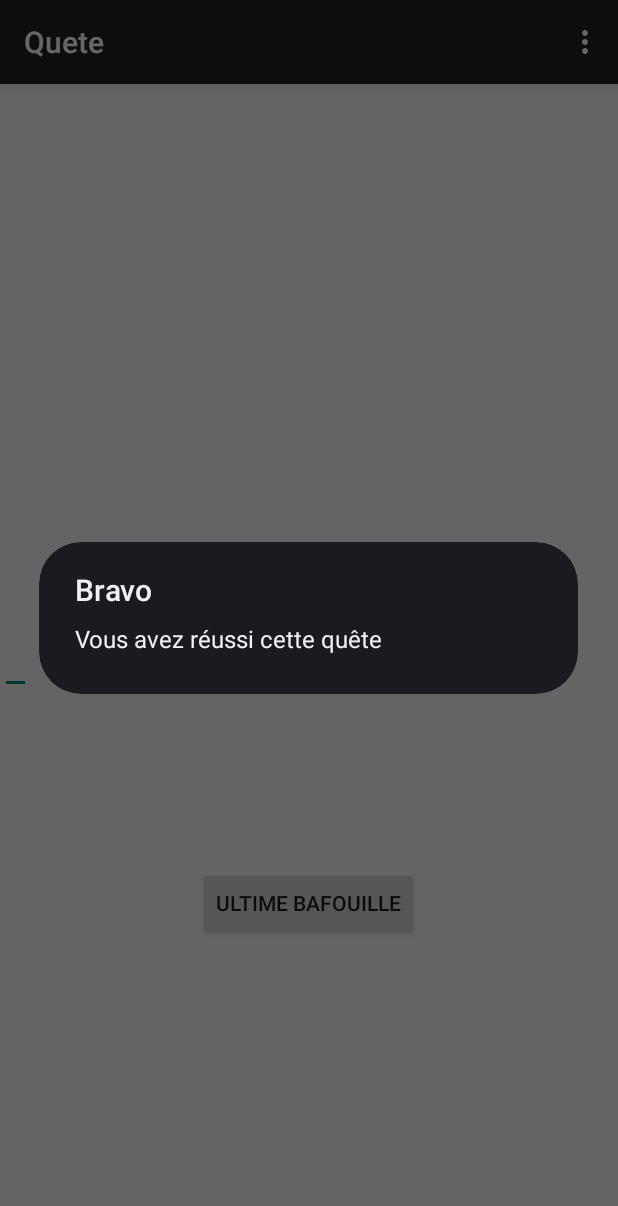
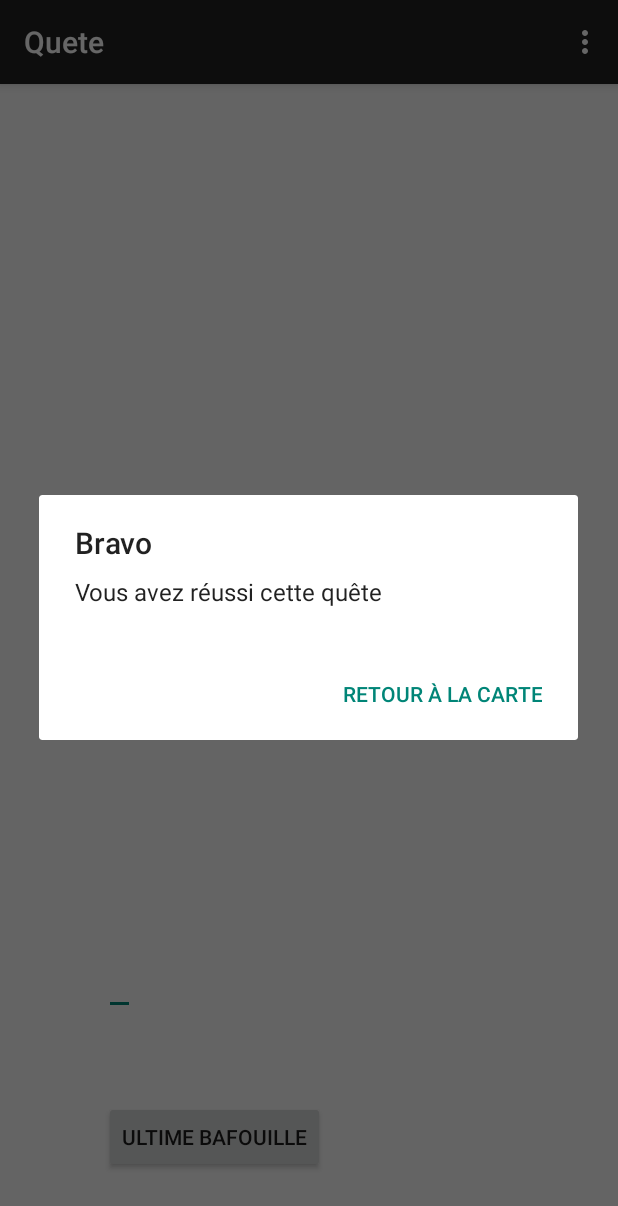
Before and after one commit to johanpicard/squirrel-saga, an Android app: the VueQueteIntelligence screen opened directly, with no data from a screen before it, after a tap on "ULTIME BAFOUILLE", on a phone screen of 412 x 824 dp. Shown: the top 1206 px of the screen. Run offline under Robolectric (Android 15) with nearby library versions, the phone set to English and light mode, and no system bars; 8 statements that could not run were skipped.

Commit message:
Gestion de la réponse des queêtes d'intelligence

```diff
--- a/app/src/main/java/com/squirrelsaga/vue/VueQueteIntelligence.java
+++ b/app/src/main/java/com/squirrelsaga/vue/VueQueteIntelligence.java
@@ -1,6 +1,8 @@
 package com.squirrelsaga.vue;
 
 import android.app.AlertDialog;
+import android.content.DialogInterface;
+import android.content.Intent;
 import android.os.Bundle;
 import android.util.Log;
 import android.view.View;
@@ -46,13 +48,23 @@ public class VueQueteIntelligence extends AbstractQueteActivity {
     public void verifierReponse(View v){
         QueteIntelligence quete = getActiveQuest();
         String reponse = quete.getReponse();
+        EditText reponseText = (EditText)findViewById(R.id.editText);
 
-        EditText reponseText = (EditText)findViewById(R.id.editText);
-        if (reponse.equals(reponseText.getText().toString()))
+        if (reponse.toUpperCase().equals(reponseText.getText().toString().toUpperCase()))
         {
-            AlertDialog.Builder builder = new AlertDialog.Builder(this.getApplicationContext());
+            //On informe l'utilisateur de la réussite
+            AlertDialog.Builder builder = new AlertDialog.Builder(VueQueteIntelligence.this);
             builder.setMessage("Vous avez réussi cette quête")
-                    .setTitle("Bravo");
+                    .setTitle("Bravo")
+                    .setPositiveButton("Retour à la carte", new DialogInterface.OnClickListener() {
+                        public void onClick(DialogInterface dialog, int id) {
+                            // go to a new activity of the app
+                            Intent retourCarte = new Intent(getApplicationContext(),
+                                    Carte.class);
+                            startActivity(retourCarte);
+                        }
+                    });
+
             AlertDialog dialog = builder.create();
             dialog.show();
 
@@ -63,7 +75,20 @@ public class VueQueteIntelligence extends AbstractQueteActivity {
             ecureuil.intelligenceLevelUp(quete.getRecompense());
 
             //Ecureuil set Intelligence
+        }else{
+            //On informe l'utilisateur de l'échec, il peut réasser
+            AlertDialog.Builder builder = new AlertDialog.Builder(VueQueteIntelligence.this);
+            builder.setMessage("Vous n'avez pas saisi la bonne réponse, vérifiez l'ortographe, ou proposez une autre réponse. ")
+                    .setTitle("Perdu").
+                    setNegativeButton("Ok", new DialogInterface.OnClickListener() {
+                        public void onClick(DialogInterface dialog, int id) {
+                            // cancel the alert box and put a Toast to the user
+                            dialog.cancel();
+                        }
+                    });
+
+                AlertDialog dialog = builder.create();
+            dialog.show();
         }
-        //TODO on balance un intent carte ou nid en fonction d'où on veut retourner
     }
 }
--- a/app/src/main/res/layout/activity_vue_quete_intelligence.xml
+++ b/app/src/main/res/layout/activity_vue_quete_intelligence.xml
@@ -24,14 +24,19 @@
         android:text="Ultime Bafouille"
         android:id="@+id/button"
         android:onClick="verifierReponse"
-        android:layout_marginBottom="198dp"
         android:layout_alignParentBottom="true"
-        android:layout_centerHorizontal="true" />
+        android:layout_alignLeft="@+id/question"
+        android:layout_alignStart="@+id/question"
+        android:layout_marginBottom="42dp" />
 
     <EditText
         android:layout_width="wrap_content"
         android:layout_height="wrap_content"
         android:id="@+id/editText"
-        android:layout_centerVertical="true" />
+        android:editable="true"
+        android:layout_above="@+id/button"
+        android:layout_alignLeft="@+id/button"
+        android:layout_alignStart="@+id/button"
+        android:layout_marginBottom="57dp" />
 
 </RelativeLayout>
```
